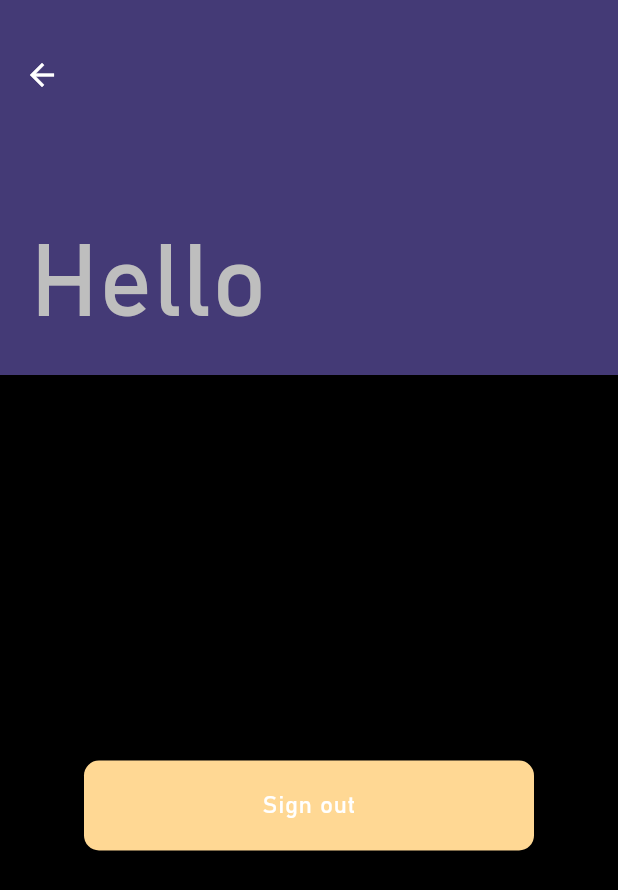
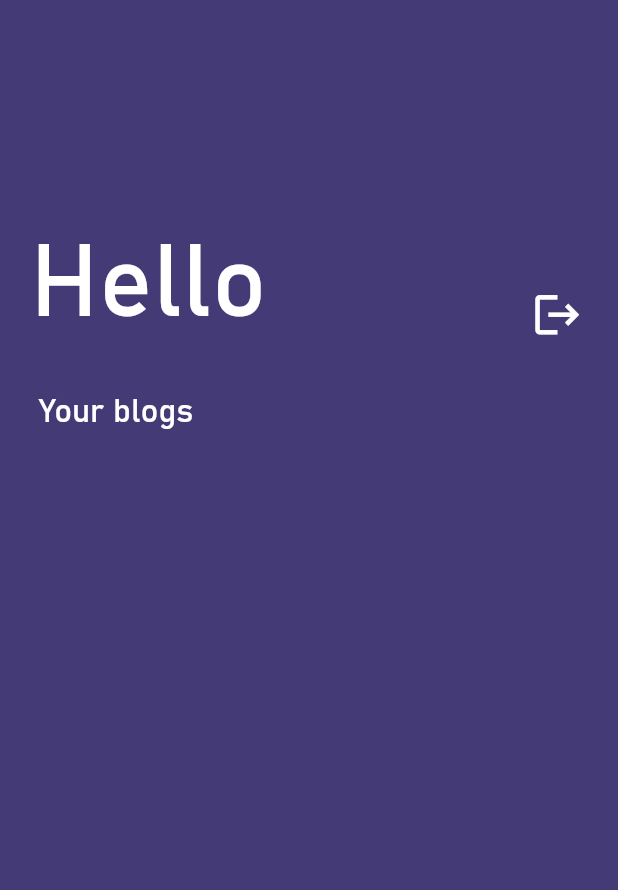
Before and after one commit to birajchhetri30/BlogVerse, a Flutter app: the Profile widget shown alone on an empty page, opened directly, on a phone screen of 412 x 824 dp. Shown: the top 890 px of the screen. Run offline on Flutter 3.47's test engine with Material 2 defaults, Android fonts, the phone set to English and light mode, and no system bars; our stand-ins replace cloud_firestore, firebase_auth, firebase_core; accounts and stored records are empty.

Commit message:
Displays current user's blogs

```diff
--- a/lib/profile.dart
+++ b/lib/profile.dart
@@ -5,8 +5,6 @@ import 'package:blogapp/current_user.dart';
 
 import 'package:firebase_auth/firebase_auth.dart';
 import 'package:cloud_firestore/cloud_firestore.dart';
-
-import 'dart:convert';
 
 class Profile extends StatefulWidget {
   const Profile({super.key});
@@ -25,42 +23,113 @@ class _ProfileState extends State<Profile> {
     var reuse = ReusableWidgets(context);
 
     var titleStyle = theme.textTheme.displayMedium!
-        .copyWith(color: theme.colorScheme.onBackground);
-    return Scaffold(
-      body: NestedScrollView(
+        .copyWith(color: theme.colorScheme.onPrimary);
+    var textStyle = theme.textTheme.titleLarge!;
+    return NestedScrollView(
       headerSliverBuilder: (context, innerBoxIsScrolled) {
         return <Widget>[
           SliverAppBar(
             expandedHeight: 250,
-              floating: true,
+            floating: false,
             pinned: true,
             toolbarHeight: 100,
-              stretch: true,
-              flexibleSpace: FlexibleSpaceBar(
-                title: Text("Hello ${CurrentUser.fname}", style: titleStyle),
+            stretch: false,
+            backgroundColor: theme.colorScheme.background,
+            surfaceTintColor: theme.colorScheme.background,
+            flexibleSpace: Row(
+              crossAxisAlignment: CrossAxisAlignment.end,
+              children: [
+                SizedBox(
+                  width: 300,
+                  child: FlexibleSpaceBar(
+                    title:
+                        Text("Hello ${CurrentUser.fname}", style: titleStyle),
                     centerTitle: false,
-                titlePadding: EdgeInsets.all(20),
-                stretchModes: [StretchMode.fadeTitle],
+                    titlePadding: const EdgeInsets.all(20),
+                    //stretchModes: const [StretchMode.fadeTitle],
                   ),
-              //onStretchTrigger: () {},
+                ),
+                const Spacer(),
+                Padding(
+                  padding: const EdgeInsets.all(15),
+                  child: reuse.createIconButton(
+                      icon: Icon(Icons.logout), onPressed: logoutAccount),
+                )
+              ],
+            ),
+          ),
+          SliverAppBar(
+            title: Padding(
+              padding: const EdgeInsets.only(left: 10.0),
+              child: Text("Your blogs", style: textStyle),
+            ),
+            centerTitle: false,
+            pinned: true,
             backgroundColor: theme.colorScheme.background,
-              //surfaceTintColor: theme.colorScheme.onBackground,
+            surfaceTintColor: theme.colorScheme.background,
+            toolbarHeight: 50,
           )
         ];
       },
-        body: Center(
-            child: reuse.createButton(
-                buttonText: "Sign out", onPressed: logoutAccount)),
+      body: Container(
+        color: theme.colorScheme.background,
+        padding: const EdgeInsets.only(left: 10, right: 10),
+        child: Column(
+          crossAxisAlignment: CrossAxisAlignment.start,
+          children: [
+            Expanded(
+              child: ListView(
+                children: [
+                  for (var blog in CurrentUser.blogs)
+                    reuse.createCard(blog: blog)
+                ],
+              ),
+            ),
+          ],
+        ),
       ),
     );
   }
 
   void logoutAccount() async {
-    CurrentUser.fname = "";
-    CurrentUser.lname = "";
+    CurrentUser.reset();
+
     await FirebaseAuth.instance.signOut();
     Navigator.popUntil(context, (route) => route.isFirst);
     Navigator.pushReplacement(
         context, MaterialPageRoute(builder: (context) => const Login()));
   }
 }
+
+class _SliverAppBarDelegate extends SliverPersistentHeaderDelegate {
+  _SliverAppBarDelegate(this._text);
+
+  final Text _text;
+
+  @override
+  double get minExtent => 31;
+
+  @override
+  double get maxExtent => 31;
+
+  @override
+  Widget build(
+      BuildContext context, double shrinkOffset, bool overlapsContent) {
+    var theme = Theme.of(context);
+    return SizedBox(
+      height: 50,
+      child: Container(
+        color: theme.colorScheme.background,
+        child: Padding(
+          padding: const EdgeInsets.only(left: 25),
+          child: _text,
+        ),
+      ),
+    );
+  }
+
+  @override
+  bool shouldRebuild(_SliverAppBarDelegate oldDelegate) {
+    return false;
+  }
+}
```
Lines whose indentation alone changed are shown as unchanged.
